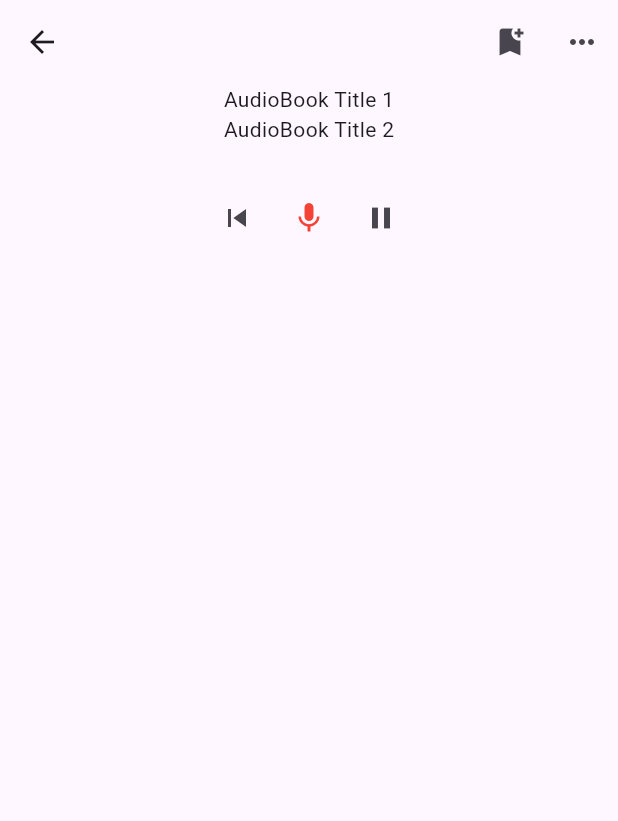
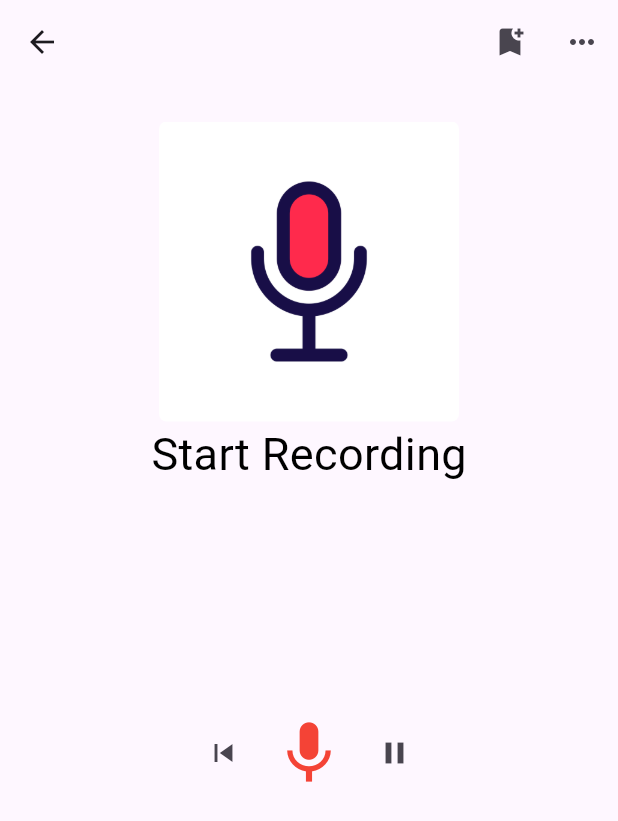
Before and after one commit to bhojrajmishra/AudioTool-App, a Flutter app: the AudioView screen opened directly with empty values, on a phone screen of 412 x 824 dp. Shown: the top 821 px of the screen. Run offline on Flutter 3.47's test engine with Material 3 defaults, Android fonts, the light colour scheme and no system bars; our stand-ins replace just_audio, stacked, stacked_services, stacked_shared; missing offline and left inert: record.

Commit message:
fix: updated audioRecordview ui to show recording or not

```diff
--- a/lib/ui/common/app_image.dart
+++ b/lib/ui/common/app_image.dart
@@ -1,3 +1,6 @@
 class AppImage {
   static const String audioBook = 'assets/Audiobook Sticker.jpeg';
+  static const String mic = 'assets/mic.png';
+  static const String micAnimation = 'assets/mic animation.gif';
+  static const String micAnimation2 = 'assets/Voice Recording Animation.gif';
 }
--- a/lib/ui/views/audio/audio_view.dart
+++ b/lib/ui/views/audio/audio_view.dart
@@ -37,12 +37,34 @@ class AudioView extends StackedView<AudioViewModel> {
           body: SingleChildScrollView(
             child: Column(
               children: [
-                const RoundedImage(imageUrl: AppImage.audioBook),
-                const Text("AudioBook Title 1"),
-                const Text("AudioBook Title 2"),
+                verticalSpaceMedium,
+                SizedBox(
+                  height: 200,
+                  child: viewModel.isRecording
+                      ? (viewModel.isRecordingPaused
+                          ? const RoundedImage(imageUrl: AppImage.mic)
+                          : const RoundedImage(imageUrl: AppImage.micAnimation))
+                      : const RoundedImage(imageUrl: AppImage.mic),
+                ),
+                viewModel.isRecording
+                    ? viewModel.isRecordingPaused
+                        ? const Text(
+                            "Paused",
+                            style: TextStyle(color: Colors.blue, fontSize: 30),
+                          )
+                        : const Text(
+                            "Recording...",
+                            style: TextStyle(color: Colors.red, fontSize: 30),
+                          )
+                    : const Text(
+                        "Start Recording",
+                        style: TextStyle(color: Colors.black, fontSize: 30),
+                      ),
+
                 verticalSpaceMedium,
                 //
                 // paly pause buttons
+                verticalSpaceMassive,
                 RecordButtonRow(
                   viewModel: viewModel,
                 ),
--- a/lib/ui/views/audio/widgets/record_button_row.dart
+++ b/lib/ui/views/audio/widgets/record_button_row.dart
@@ -18,8 +18,11 @@ class RecordButtonRow extends StatelessWidget {
               viewModel.tooglePlayPause(viewModel.isRecording);
               viewModel.playPause();
             },
-            icon: Icon(viewModel.isRecording ? Icons.stop : Icons.mic,
-                color: Colors.red)),
+            icon: Icon(
+              viewModel.isRecording ? Icons.stop : Icons.mic,
+              color: Colors.red,
+              size: 50,
+            )),
 
         /// Next
         IconButton(
```
Also changed, not shown: assets/Voice Recording Animation.gif (added), assets/mic animation.gif (added), assets/mic.png (added).
